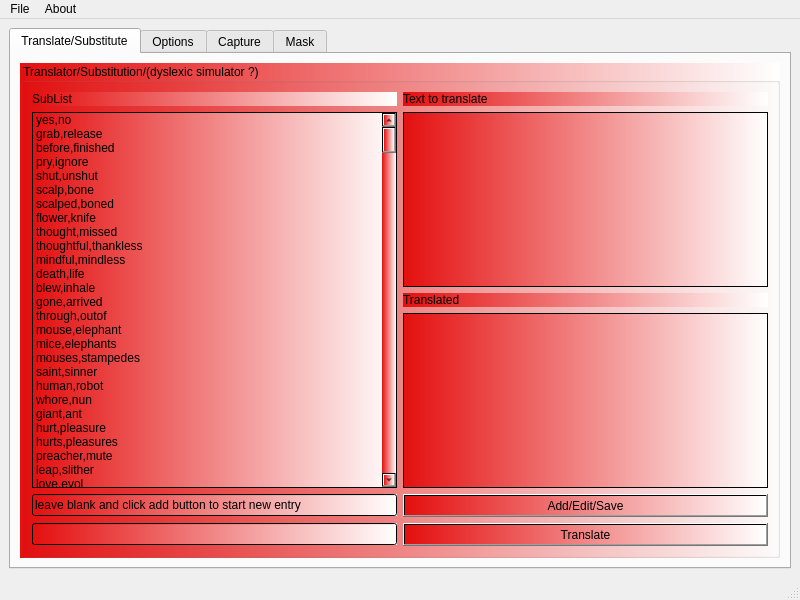
Qt form mainwindow.ui (netpipe/RightHand) before a commit.
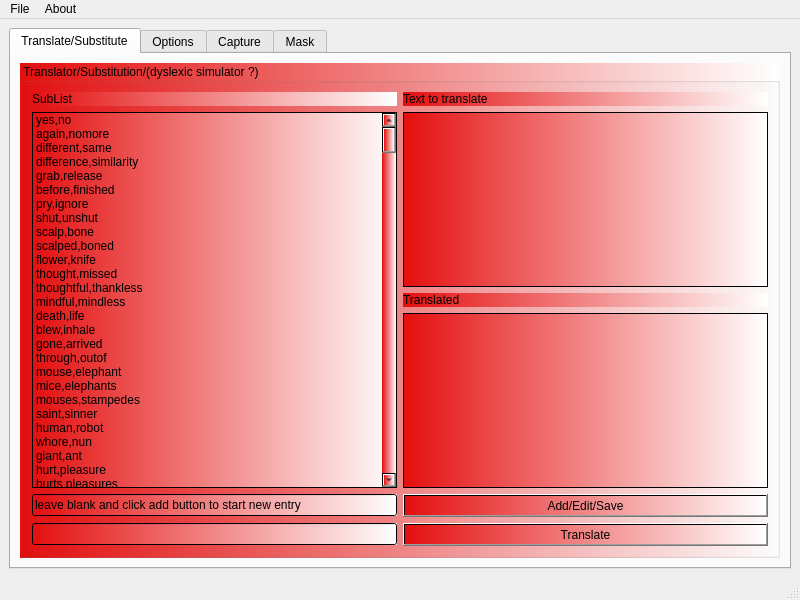
The same form after that commit.

```diff
--- a/mainwindow.ui
+++ b/mainwindow.ui
@@ -98,6 +98,21 @@
                <string>yes,no</string>
               </property>
              </item>
+             <item>
+              <property name="text">
+               <string>again,nomore</string>
+              </property>
+             </item>
+             <item>
+              <property name="text">
+               <string>different,same</string>
+              </property>
+             </item>
+             <item>
+              <property name="text">
+               <string>difference,similarity</string>
+              </property>
+             </item>
              <item>
               <property name="text">
                <string>grab,release</string>
```
